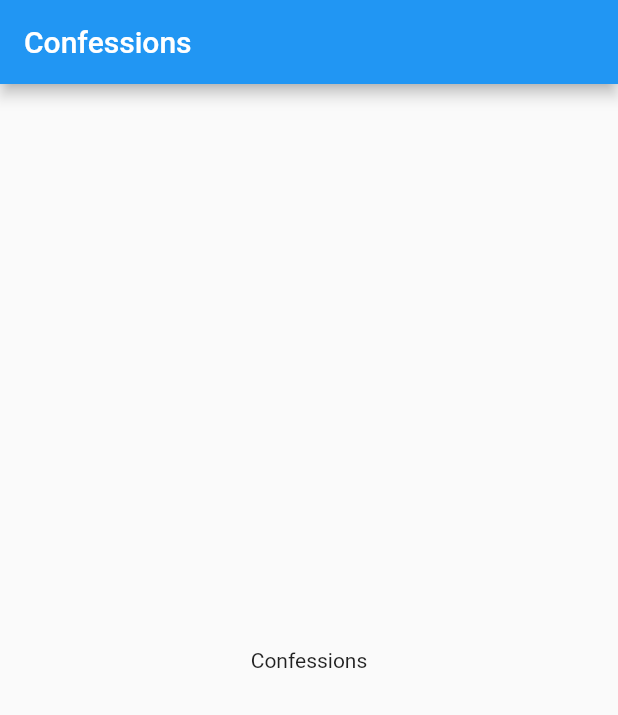
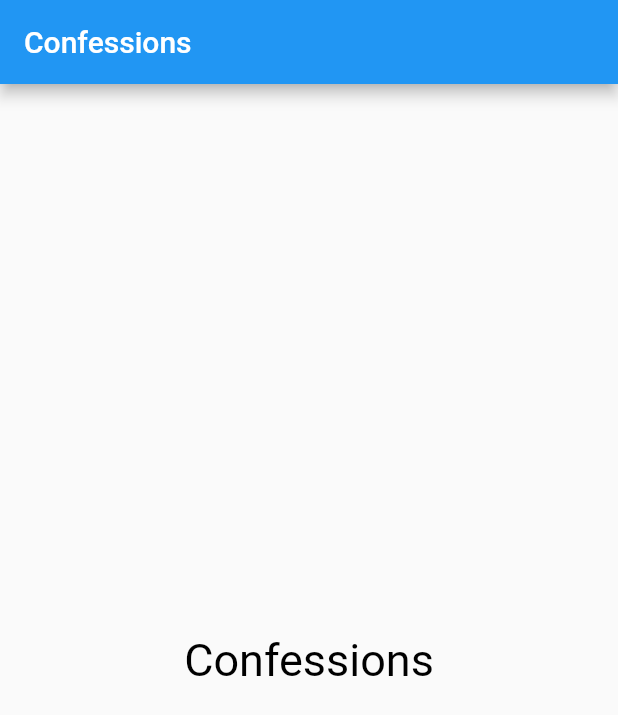
Before and after one commit to alivirya/confessions, a Flutter app: the screen it shows after launch, on a phone screen of 412 x 824 dp. Shown: the top 715 px of the screen. Run offline on Flutter 3.47's test engine with Material 2 defaults, Android fonts, the phone set to English and light mode, and no system bars.

```diff
--- a/lib/main.dart
+++ b/lib/main.dart
@@ -12,9 +12,30 @@ class MyApp extends StatelessWidget {
           title: Text('Confessions'),
         ),
         body: Center(
-          child: Text('Confessions'),
+          child: ConfessionsInformation(),
         ),
       ),
     );
   }
 }
+
+class ConfessionsInformation extends StatelessWidget {
+  ConfessionsInformation({this.question});
+  final String question;
+
+  Widget build(BuildContext context) {
+    return Container(
+        child: Column(
+      mainAxisSize: MainAxisSize.min,
+      children: <Widget>[
+        Text(
+          'Confessions',
+          style: TextStyle(
+            color: Colors.black,
+            fontSize: 30,
+          ),
+        ),
+      ],
+    ));
+  }
+}
```
